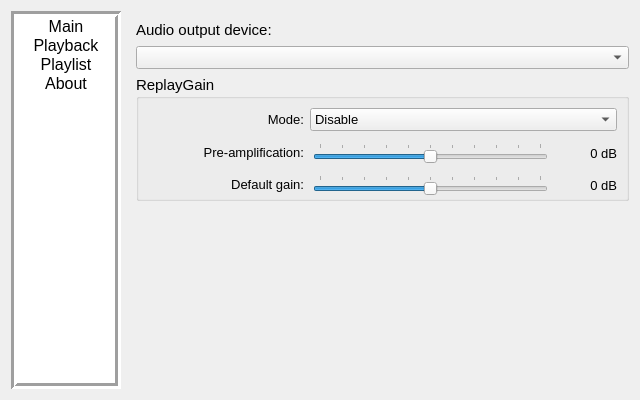
This is source/ui/configwindow/tp_configwindow.ui in ZXfkSIE/ThousandPlayer as Qt 5 draws it before an edit. The edited form follows.
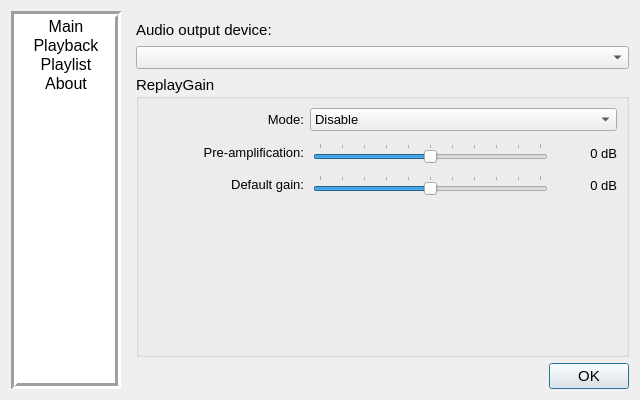
This is the edited form.

Commit message: add an OK button to configwindow. Fix the redrawing problem under Linux

```diff
--- a/source/ui/configwindow/tp_configwindow.ui
+++ b/source/ui/configwindow/tp_configwindow.ui
@@ -127,6 +127,27 @@
     </widget>
    </item>
    <item>
+    <widget class="QWidget" name="container_Right" native="true">
+     <property name="minimumSize">
+      <size>
+       <width>50</width>
+       <height>0</height>
+      </size>
+     </property>
+     <layout class="QVBoxLayout" name="verticalLayout_8">
+      <property name="leftMargin">
+       <number>0</number>
+      </property>
+      <property name="topMargin">
+       <number>0</number>
+      </property>
+      <property name="rightMargin">
+       <number>0</number>
+      </property>
+      <property name="bottomMargin">
+       <number>0</number>
+      </property>
+      <item>
     <widget class="QStackedWidget" name="stackedWidget">
      <property name="currentIndex">
       <number>1</number>
@@ -777,9 +798,6 @@
             </layout>
            </widget>
           </item>
-         </layout>
-        </widget>
-       </item>
        <item>
         <spacer name="verticalSpacer">
          <property name="orientation">
@@ -795,6 +813,9 @@
        </item>
       </layout>
      </widget>
+          </item>
+         </layout>
+        </widget>
      <widget class="QWidget" name="page_Playlist">
       <layout class="QVBoxLayout" name="verticalLayout_4">
        <item>
@@ -1044,6 +1065,21 @@
        </item>
       </layout>
      </widget>
+       </widget>
+      </item>
+      <item>
+       <widget class="QDialogButtonBox" name="buttonBox_OK">
+        <property name="font">
+         <font>
+          <pointsize>11</pointsize>
+         </font>
+        </property>
+        <property name="standardButtons">
+         <set>QDialogButtonBox::Ok</set>
+        </property>
+       </widget>
+      </item>
+     </layout>
     </widget>
    </item>
   </layout>
```
Lines whose indentation alone changed are shown as unchanged. The commit also changes 3 other files.
